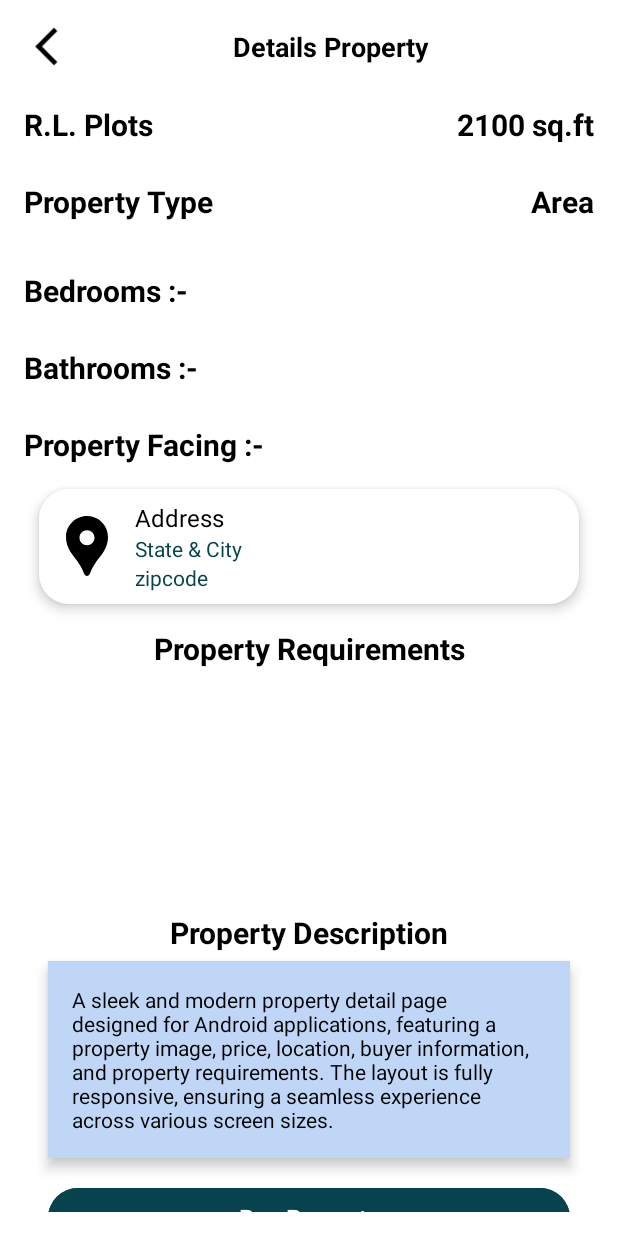
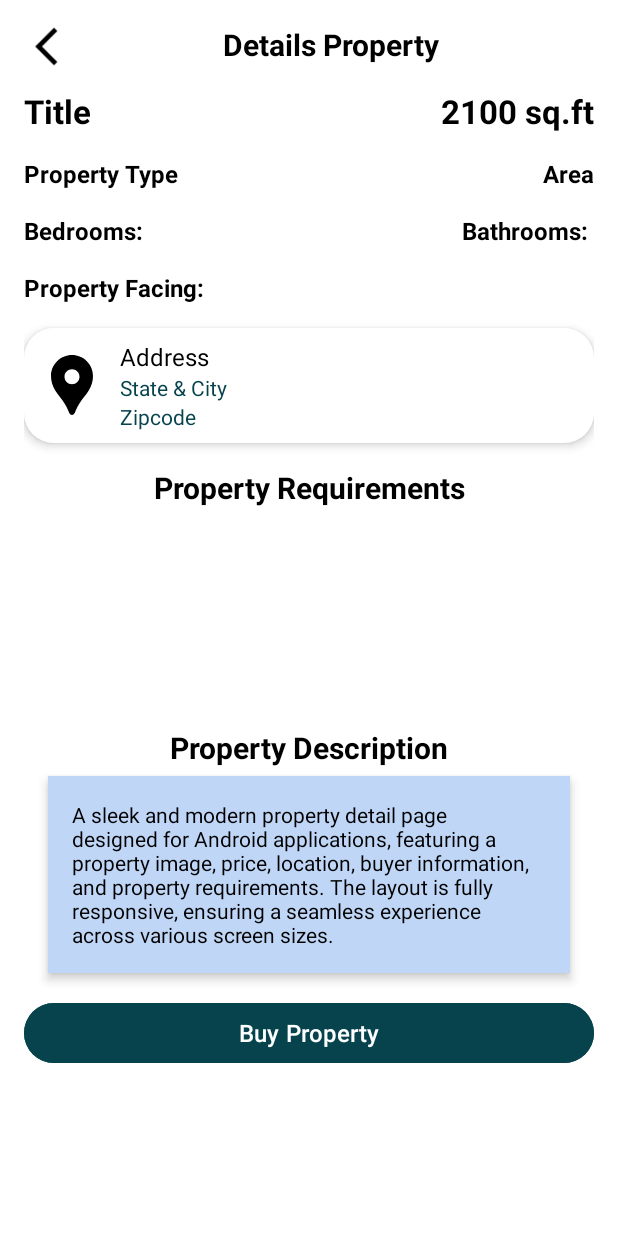
Before and after one commit to mayurdhomne/PropertyBhandar, an Android app: the PropertyDetailsActivity screen opened directly, with no data from a screen before it, on a phone screen of 412 x 824 dp. Run offline under Robolectric (Android 15) with nearby library versions, the light colour scheme and no system bars; our stand-ins replace CircleImageView; 20 statements that could not run were skipped.

Commit message:
4th commit

```diff
--- a/app/src/main/java/com/ams/propertybhandar/Activity/PropertyListActivity.kt
+++ b/app/src/main/java/com/ams/propertybhandar/Activity/PropertyListActivity.kt
@@ -37,6 +37,7 @@ class PropertyListActivity : AppCompatActivity() {
     private var minBudget: Double = 0.0
     private var maxBudget: Double = Double.MAX_VALUE
     private var selectedPropertyType: String = "All"
+
 
 
 
@@ -215,7 +216,7 @@ class PropertyListActivity : AppCompatActivity() {
                                 // Show toast only if it hasn't been shown yet
                                 if (!toastShown) {
                                     Toast.makeText(this@PropertyListActivity, "No properties found", Toast.LENGTH_SHORT).show()
-                                    toastShown = true // Set the flag to true to prevent multiple toasts
+                                    toastShown = true // Set the flag to prevent multiple toasts
                                 }
                                 hideLoadingDialog()
                             }
@@ -234,6 +235,7 @@ class PropertyListActivity : AppCompatActivity() {
                     hideLoadingDialog()
                 }
             }
+
 
         })
     }
--- a/app/src/main/res/layout/activity_property_details.xml
+++ b/app/src/main/res/layout/activity_property_details.xml
@@ -7,7 +7,7 @@
     android:background="@color/white"
     android:padding="16dp">
 
-
+    <!-- Back Button -->
     <ImageView
         android:id="@+id/back_button"
         android:layout_width="wrap_content"
@@ -17,35 +17,34 @@
         app:layout_constraintStart_toStartOf="parent"
         app:layout_constraintTop_toTopOf="parent" />
 
-
+    <!-- Title -->
     <TextView
         android:id="@+id/toptext"
         android:layout_width="wrap_content"
         android:layout_height="wrap_content"
         android:text="Details Property"
         android:textColor="@color/black"
-        android:textSize="18sp"
+        android:textSize="20sp"
         android:textStyle="bold"
-        app:layout_constraintBottom_toBottomOf="@id/back_button"
-        app:layout_constraintEnd_toEndOf="parent"
-        app:layout_constraintHorizontal_bias="0.5"
         app:layout_constraintStart_toEndOf="@id/back_button"
-        app:layout_constraintTop_toTopOf="parent" />
+        app:layout_constraintTop_toTopOf="parent"
+        app:layout_constraintEnd_toEndOf="parent" />
 
+    <!-- Scroll View -->
     <ScrollView
         android:id="@+id/scrollView"
         android:layout_width="0dp"
         android:layout_height="0dp"
         android:scrollbars="none"
         app:layout_constraintTop_toBottomOf="@id/toptext"
+        app:layout_constraintBottom_toBottomOf="parent"
         app:layout_constraintStart_toStartOf="parent"
-        app:layout_constraintEnd_toEndOf="parent"
-        app:layout_constraintBottom_toBottomOf="parent">
+        app:layout_constraintEnd_toEndOf="parent">
 
+        <!-- LinearLayout for Content -->
         <LinearLayout
             android:layout_width="match_parent"
             android:layout_height="wrap_content"
-            android:layout_marginTop="10dp"
             android:orientation="vertical">
 
             <!-- Property Image Slider -->
@@ -56,17 +55,16 @@
                 android:layout_marginTop="10dp"
                 app:layout_constraintTop_toBottomOf="@+id/title" />
 
-            <!-- Custom TabLayout for Dots Indicator -->
+            <!-- Dots Indicator -->
             <com.google.android.material.tabs.TabLayout
                 android:id="@+id/photo_tab_layout"
                 android:layout_width="wrap_content"
-                android:layout_height="32dp"
+                android:layout_height="wrap_content"
                 android:layout_gravity="center"
                 app:layout_constraintEnd_toEndOf="parent"
                 app:layout_constraintStart_toStartOf="parent"
                 app:layout_constraintTop_toBottomOf="@id/photo_view_pager"
                 style="@style/CustomTabLayout" />
-
 
             <!-- Property Status -->
             <LinearLayout
@@ -77,24 +75,25 @@
 
                 <TextView
                     android:id="@+id/title"
-                    android:layout_width="wrap_content"
+                    android:layout_width="0dp"
                     android:layout_height="wrap_content"
                     android:layout_weight="1"
-                    android:text="R.L. Plots"
-                    android:textSize="20sp"
+                    android:text="Title"
+                    android:textSize="22sp"
                     android:textStyle="bold"
-                    android:textColor="@color/black"/>
+                    android:textColor="@color/black" />
 
                 <TextView
                     android:id="@+id/price"
                     android:layout_width="wrap_content"
                     android:layout_height="wrap_content"
                     android:text="2100 sq.ft"
-                    android:textSize="20sp"
+                    android:textSize="22sp"
                     android:textStyle="bold"
-                    android:textColor="@color/black"/>
+                    android:textColor="@color/black" />
             </LinearLayout>
 
+            <!-- Property Type and Area -->
             <LinearLayout
                 android:layout_width="match_parent"
                 android:layout_height="wrap_content"
@@ -103,15 +102,13 @@
 
                 <TextView
                     android:id="@+id/type"
-                android:layout_width="wrap_content"
+                    android:layout_width="0dp"
                     android:layout_height="wrap_content"
+                    android:layout_weight="1"
                     android:text="Property Type"
                     android:textColor="@color/black"
-                android:textSize="20sp"
-                android:layout_weight="1"
-                android:textStyle="bold"
-                android:layout_marginTop="8dp"
-                android:layout_marginBottom="8dp"/>
+                    android:textSize="16sp"
+                    android:textStyle="bold" />
 
                 <TextView
                     android:id="@+id/area"
@@ -119,13 +116,71 @@
                     android:layout_height="wrap_content"
                     android:text="Area"
                     android:textColor="@color/black"
-                android:textSize="20sp"
-                android:textStyle="bold"
-                android:layout_marginTop="8dp"
-                android:layout_marginBottom="8dp"/>
-
+                    android:textSize="16sp"
+                    android:textStyle="bold" />
             </LinearLayout>
 
+            <LinearLayout
+                android:layout_width="match_parent"
+                android:layout_height="wrap_content"
+                android:orientation="horizontal"
+                android:layout_marginTop="16dp">
+
+                <!-- Bedrooms -->
+                <LinearLayout
+                    android:layout_width="wrap_content"
+                    android:layout_height="wrap_content"
+                    android:layout_weight="1"
+                    android:orientation="horizontal">
+
+                    <TextView
+                        android:layout_width="wrap_content"
+                        android:layout_height="wrap_content"
+                        android:text="Bedrooms: "
+                        android:textColor="@color/black"
+                        android:textSize="16sp"
+                        android:textStyle="bold" />
+
+                    <TextView
+                        android:id="@+id/bed"
+                        android:layout_width="wrap_content"
+                        android:layout_height="wrap_content"
+                        android:textColor="@color/black"
+                        android:textSize="16sp"
+                        android:textStyle="bold" />
+                </LinearLayout>
+
+                <!-- Space between the two sections -->
+                <View
+                    android:layout_width="16dp"
+                    android:layout_height="wrap_content" />
+
+                <!-- Bathrooms -->
+                <LinearLayout
+                    android:layout_width="wrap_content"
+                    android:layout_height="wrap_content"
+                    android:orientation="horizontal">
+
+                    <TextView
+                        android:layout_width="wrap_content"
+                        android:layout_height="wrap_content"
+                        android:text="Bathrooms: "
+                        android:textColor="@color/black"
+                        android:textSize="16sp"
+                        android:textStyle="bold" />
+
+                    <TextView
+                        android:id="@+id/bath"
+                        android:layout_width="wrap_content"
+                        android:layout_height="wrap_content"
+                        android:textColor="@color/black"
+                        android:textSize="16sp"
+                        android:textStyle="bold" />
+                </LinearLayout>
+            </LinearLayout>
+
+
+            <!-- Property Facing -->
             <LinearLayout
                 android:layout_width="match_parent"
                 android:layout_height="wrap_content"
@@ -135,75 +190,20 @@
                 <TextView
                     android:layout_width="wrap_content"
                     android:layout_height="wrap_content"
-                    android:text="Bedrooms :-"
+                    android:text="Property Facing: "
                     android:textColor="@color/black"
-                    android:textSize="20sp"
-                    android:textStyle="bold"
-                    android:layout_marginTop="8dp"/>
-
-                <TextView
-                    android:id="@+id/bed"
-                    android:layout_width="wrap_content"
-                    android:layout_height="wrap_content"
-                    android:textColor="@color/black"
-                    android:textSize="20sp"
-                    android:layout_marginStart="10dp"
-                    android:textStyle="bold"
-                    android:layout_marginTop="8dp"/>
-
-            </LinearLayout>
-            <LinearLayout
-                android:layout_width="match_parent"
-                android:layout_height="wrap_content"
-                android:layout_marginTop="16dp"
-                android:orientation="horizontal">
-
-                <TextView
-                    android:layout_width="wrap_content"
-                    android:layout_height="wrap_content"
-                    android:text="Bathrooms :-"
-                    android:textColor="@color/black"
-                    android:textSize="20sp"
-                    android:textStyle="bold"
-                    android:layout_marginTop="8dp"/>
-
-                <TextView
-                    android:id="@+id/bath"
-                    android:layout_width="wrap_content"
-                    android:layout_height="wrap_content"
-                    android:textColor="@color/black"
-                    android:textSize="20sp"
-                    android:layout_marginStart="10dp"
-                    android:textStyle="bold"
-                    android:layout_marginTop="8dp"/>
-
-            </LinearLayout>
-            <LinearLayout
-                android:layout_width="match_parent"
-                android:layout_height="wrap_content"
-                android:layout_marginTop="16dp"
-                android:orientation="horizontal">
-
-                <TextView
-                    android:layout_width="wrap_content"
-                    android:layout_height="wrap_content"
-                    android:text="Property Facing :-"
-                    android:textColor="@color/black"
-                    android:textSize="20sp"
-                    android:textStyle="bold"
-                    android:layout_marginTop="8dp"/>
+                    android:textSize="16sp"
+                    android:textStyle="bold" />
 
                 <TextView
                     android:id="@+id/property_facing"
                     android:layout_width="wrap_content"
                     android:layout_height="wrap_content"
                     android:textColor="@color/black"
-                    android:textSize="20sp"
-                    android:layout_marginStart="10dp"
-                    android:textStyle="bold"
-                    android:layout_marginTop="8dp"/>
+                    android:textSize="16sp"
+                    android:textStyle="bold" />
+            </LinearLayout>
 
-            </LinearLayout>
             <!-- Buyer Info -->
             <LinearLayout
                 android:layout_width="match_parent"
@@ -211,10 +211,8 @@
                 android:orientation="horizontal"
                 android:layout_marginTop="16dp"
                 android:padding="8dp"
-                android:layout_marginStart="10dp"
-                android:layout_marginEnd="10dp"
                 android:background="@drawable/white_bg"
-                android:elevation="5dp"
+                android:elevation="4dp"
                 android:gravity="center_vertical">
 
                 <ImageView
@@ -249,7 +247,7 @@
                         android:id="@+id/zipcode"
                         android:layout_width="wrap_content"
                         android:layout_height="wrap_content"
-                        android:text="zipcode"
+                        android:text="Zipcode"
                         android:textColor="@color/backgroundColor"
                         android:textSize="14sp" />
                 </LinearLayout>
@@ -272,11 +270,9 @@
                 android:layout_height="wrap_content"
                 android:columnCount="2"
                 android:rowCount="3"
-
-                android:padding="16dp"
+                android:padding="8dp"
                 android:orientation="horizontal">
 
-                <!-- 3 Bedrooms -->
                 <LinearLayout
                     android:layout_width="wrap_content"
                     android:layout_height="wrap_content"
@@ -372,11 +368,12 @@
                         android:textSize="16sp"
                         android:textColor="#666666" />
                 </LinearLayout>
+            </GridLayout>
 
-            </GridLayout>
+            <!-- Property Description -->
             <TextView
                 android:layout_width="match_parent"
-                android:layout_height="match_parent"
+                android:layout_height="wrap_content"
                 android:layout_marginTop="16dp"
                 android:text="Property Description"
                 android:textColor="@color/black"
@@ -384,7 +381,6 @@
                 android:gravity="center"
                 android:textStyle="bold" />
 
-            <!-- Property Description -->
             <androidx.constraintlayout.widget.ConstraintLayout
                 android:layout_width="match_parent"
                 android:layout_height="wrap_content"
@@ -392,7 +388,7 @@
                 android:layout_marginEnd="16dp"
                 android:layout_marginTop="5dp"
                 android:background="@color/blue_1"
-                android:elevation="5dp"
+                android:elevation="4dp"
                 android:padding="16dp">
 
                 <TextView
@@ -411,13 +407,12 @@
                 android:id="@+id/check_availability_button"
                 android:layout_width="match_parent"
                 android:layout_height="wrap_content"
-                android:layout_marginStart="16dp"
                 android:layout_marginTop="16dp"
-                android:layout_marginEnd="16dp"
                 android:backgroundTint="@color/backgroundColor"
                 android:text="Buy Property"
                 android:textColor="@android:color/white"
-                android:textSize="16sp" />
+                android:textSize="16sp"
+                android:layout_marginBottom="16dp" />
         </LinearLayout>
     </ScrollView>
 </androidx.constraintlayout.widget.ConstraintLayout>
--- a/app/src/main/res/layout/activity_property_list.xml
+++ b/app/src/main/res/layout/activity_property_list.xml
@@ -205,6 +205,7 @@
                     android:layout_width="wrap_content"
                     android:layout_height="wrap_content"
                     android:layout_marginLeft="10dp"
+                    android:layout_marginRight="15dp"
                     android:layout_marginTop="5dp"
                     android:clickable="true"
                     android:layout_marginBottom="5dp"
@@ -260,6 +261,8 @@
         app:menu="@menu/bottom_bar_items"
         tools:ignore="VisualLintBottomNav" />
 
+
+
     <!-- Filter Icon -->
 
 </androidx.constraintlayout.widget.ConstraintLayout>
```
Also changed, not shown: app/src/main/java/com/ams/propertybhandar/Activity/HomeActivity.kt (+21 -10 lines), app/src/main/res/layout/activity_home.xml (+7 -18 lines), app/src/main/res/layout/activity_loan.xml (+14 -14 lines), app/src/main/res/layout/activity_services.xml (+7 -7 lines). Lines whose indentation alone changed are shown as unchanged.
